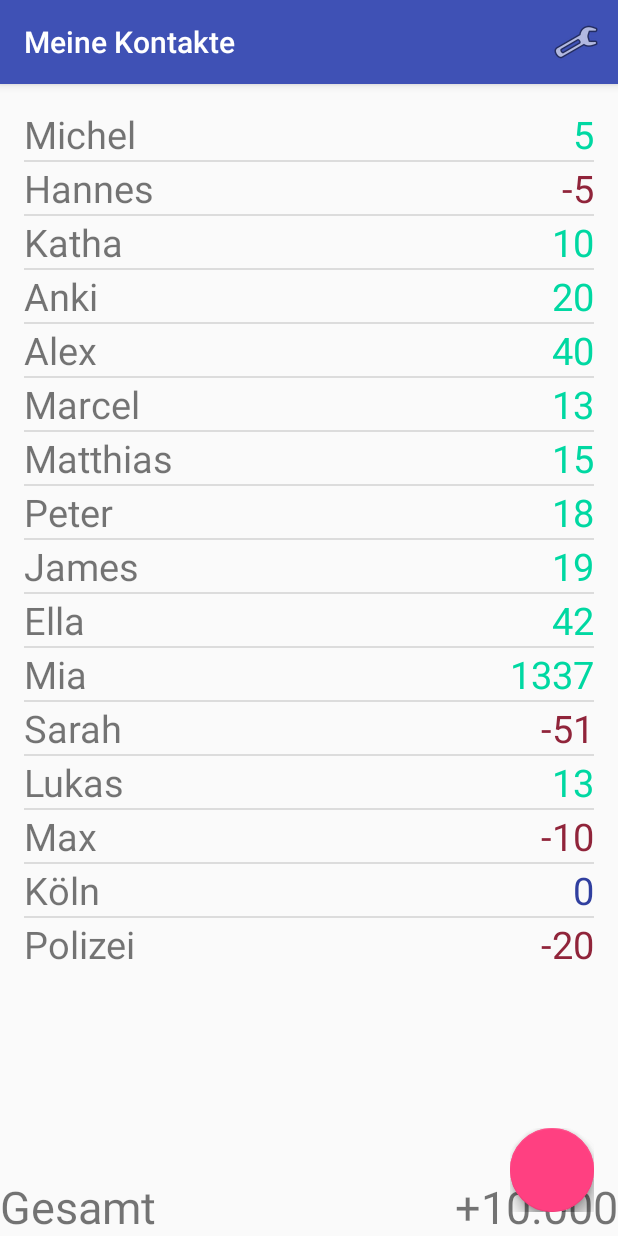
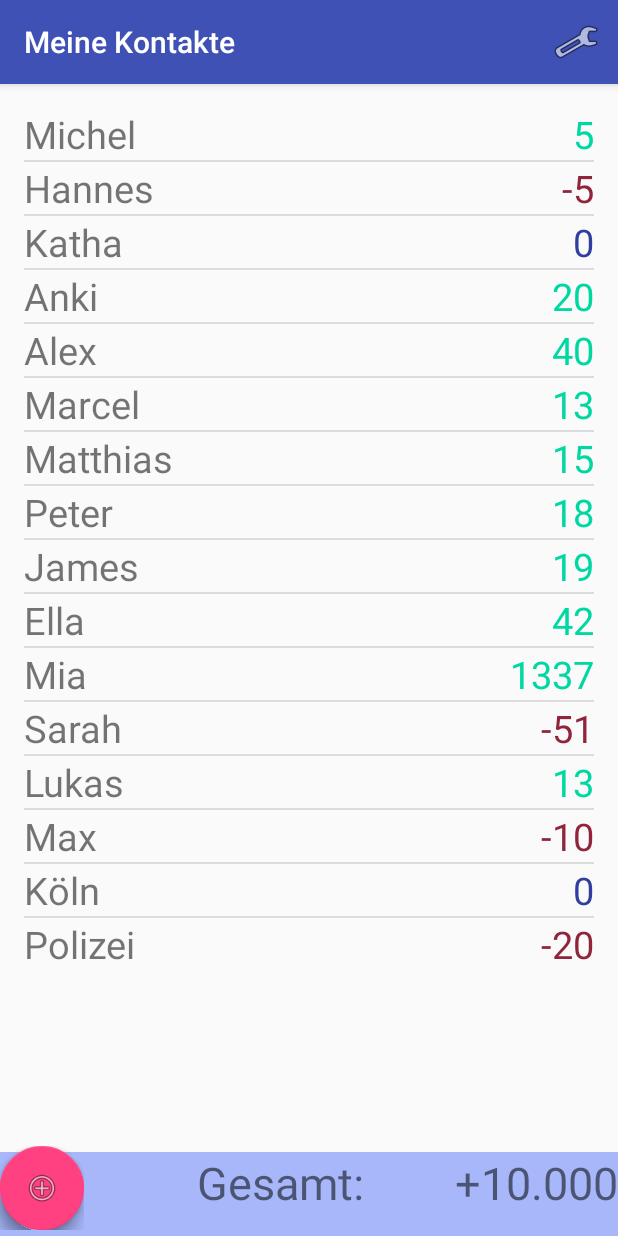
Before and after one commit to MichelM279/PlusMinus, an Android app: the MainActivity screen opened directly, with no data from a screen before it, after a tap on "Compose", on a phone screen of 412 x 824 dp. Run offline under Robolectric (Android 15) with nearby library versions, the phone set to English and light mode, and no system bars; libraries missing offline, so code that uses them is left out: com.getbase.floatingactionbutton; plain views replace FloatingActionButton, FloatingActionsMenu; 9 statements that could not run were skipped.

Commit message:
Improved Design to not overlap on Text.

```diff
--- a/app/src/main/java/localhost/mmangold/plusminus/MainActivity.java
+++ b/app/src/main/java/localhost/mmangold/plusminus/MainActivity.java
@@ -5,6 +5,7 @@ import android.support.design.widget.Snackbar;
 import android.support.v7.app.AppCompatActivity;
 import android.support.v7.widget.Toolbar;
 import android.view.Menu;
+import android.view.MenuItem;
 import android.view.MotionEvent;
 import android.view.View;
 import com.getbase.floatingactionbutton.FloatingActionButton;
@@ -43,7 +44,7 @@ public class MainActivity extends AppCompatActivity {
         // List items
         String[] friends = new String[] { "Michel","Hannes","Katha","Anki","Alex","Marcel",
                 "Matthias","Peter","James","Ella","Mia","Sarah","Lukas","Max","Köln","Polizei" };
-        int[] depts = new int[]{ 5,-5,10,20,40,13,15,18,19,42,1337,-51,13,-10,0,-20 };
+        int[] depts = new int[]{ 5,-5,0,20,40,13,15,18,19,42,1337,-51,13,-10,0,-20 };
 
         // eigenen adapter schreiben für eigenes list layout
         // http://www.vogella.com/tutorials/AndroidListView/article.html
@@ -145,4 +146,24 @@ public class MainActivity extends AppCompatActivity {
         return true;
     }
 
+    @Override
+    public boolean onOptionsItemSelected(MenuItem item) {
+        switch (item.getItemId()) {
+            // action with ID action_settings was selected
+            case R.id.action_settings:
+                Toast.makeText(this, "Settings selected", Toast.LENGTH_SHORT).show();
+                break;
+            default:
+                break;
+        }
+        return true;
+    }
+
+    // Override back to not close App
+    @Override
+    public void onBackPressed() {
+        Toast.makeText(this, "There's no going back from here. Never. Ever. Maybe soon.", Toast.LENGTH_SHORT).show();
+    }
+
+
 }
--- a/app/src/main/res/layout/activity_main.xml
+++ b/app/src/main/res/layout/activity_main.xml
@@ -29,53 +29,55 @@
         android:orientation="horizontal"
         android:layout_width="match_parent"
         android:layout_height="@dimen/activity_lower_bar_height"
-        android:layout_gravity="bottom">
+        android:layout_gravity="bottom"
+        android:background="@color/blue_semi_transparent">
 
         <TextView
             android:id="@+id/total_title"
-            android:layout_weight="1"
+            android:layout_weight="4"
             android:layout_width="0dp"
             android:layout_height="wrap_content"
             android:textSize="30sp"
+            android:gravity="end"
             android:text="@string/total_title" />
         <TextView
             android:id="@+id/total_dept"
+            android:layout_weight="1"
             android:layout_width="wrap_content"
             android:layout_height="wrap_content"
             android:textSize="30sp"
+            android:gravity="end"
             android:text="+10.000" />
     </LinearLayout>
-
 
     <com.getbase.floatingactionbutton.FloatingActionsMenu
         android:id="@+id/fab_multiple_actions"
         android:layout_width="wrap_content"
         android:layout_height="wrap_content"
-        android:layout_gravity="bottom|end"
+        android:layout_gravity="bottom|start"
         android:layout_alignParentBottom="true"
         android:layout_alignParentEnd="true"
-        app:fab_addButtonColorNormal="@color/white"
-        app:fab_addButtonColorPressed="@color/white_pressed"
+        app:fab_addButtonColorNormal="@color/pink"
+        app:fab_addButtonColorPressed="@color/pink_pressed"
         app:fab_addButtonPlusIconColor="@color/half_black"
         app:fab_labelStyle="@style/menu_labels_style"
-        android:layout_marginBottom="16dp"
-        android:layout_marginEnd="16dp">
-
+        android:layout_marginBottom="4dp"
+        android:layout_marginEnd="4dp">
         <com.getbase.floatingactionbutton.FloatingActionButton
             android:id="@+id/fab_add_friend"
             android:layout_width="wrap_content"
             android:layout_height="wrap_content"
             app:fab_colorNormal="@color/white"
-            app:fab_colorPressed="@color/white_pressed"/>
-
+            app:fab_colorPressed="@color/white_pressed"
+            android:src="@android:drawable/ic_input_add" />
         <com.getbase.floatingactionbutton.FloatingActionButton
             android:id="@+id/fab_add_payment"
             android:layout_width="wrap_content"
             android:layout_height="wrap_content"
             app:fab_colorNormal="@color/white"
-            app:fab_colorPressed="@color/white_pressed"/>
+            app:fab_colorPressed="@color/white_pressed"
+            android:src="@android:drawable/ic_menu_add"/>
         <!--app:fab_title="@string/fab_add_payment"-->
-
     </com.getbase.floatingactionbutton.FloatingActionsMenu>
 
 </android.support.design.widget.CoordinatorLayout>
--- a/app/src/main/res/layout/content_main.xml
+++ b/app/src/main/res/layout/content_main.xml
@@ -7,7 +7,7 @@
     android:layout_width="match_parent"
     android:layout_height="match_parent"
     android:layout_weight="1"
-    android:paddingBottom="@dimen/activity_lower_bar_height"
+    android:paddingBottom="@dimen/activity_lower_bar_height_upper"
     android:paddingLeft="@dimen/activity_horizontal_margin"
     android:paddingRight="@dimen/activity_horizontal_margin"
     android:paddingTop="@dimen/activity_vertical_margin"
--- a/app/src/main/res/menu/menu_main.xml
+++ b/app/src/main/res/menu/menu_main.xml
@@ -4,7 +4,7 @@
     xmlns:app="http://schemas.android.com/apk/res-auto">
     <!-- Add Menu Buttons here -->
     <item
-        android:id="@+id/miCompose"
+        android:id="@+id/action_settings"
         android:icon="@android:drawable/ic_menu_manage"
         app:showAsAction="ifRoom"
         android:title="Compose">
--- a/app/src/main/res/values/dimens.xml
+++ b/app/src/main/res/values/dimens.xml
@@ -1,7 +1,8 @@
 <resources>
     <!-- Default screen margins, per the Android Design guidelines. -->
     <dimen name="activity_horizontal_margin">16dp</dimen>
-    <dimen name="activity_lower_bar_height">40dp</dimen>
+    <dimen name="activity_lower_bar_height">56dp</dimen>
+    <dimen name="activity_lower_bar_height_upper">68dp</dimen>
     <dimen name="activity_vertical_margin">16dp</dimen>
     <dimen name="fab_margin">16dp</dimen>
 </resources>
--- a/app/src/main/res/values/strings.xml
+++ b/app/src/main/res/values/strings.xml
@@ -5,7 +5,7 @@
     <string name="fab_add_friend">Freund hinzufügen</string>
     <string name="fab_add_payment">Zahlung hinzufügen</string>
 
-    <string name="total_title">Gesamt</string>
+    <string name="total_title">Gesamt:</string>
 
     <!-- Strings related to login -->
     <string name="prompt_email">Email</string>
```
